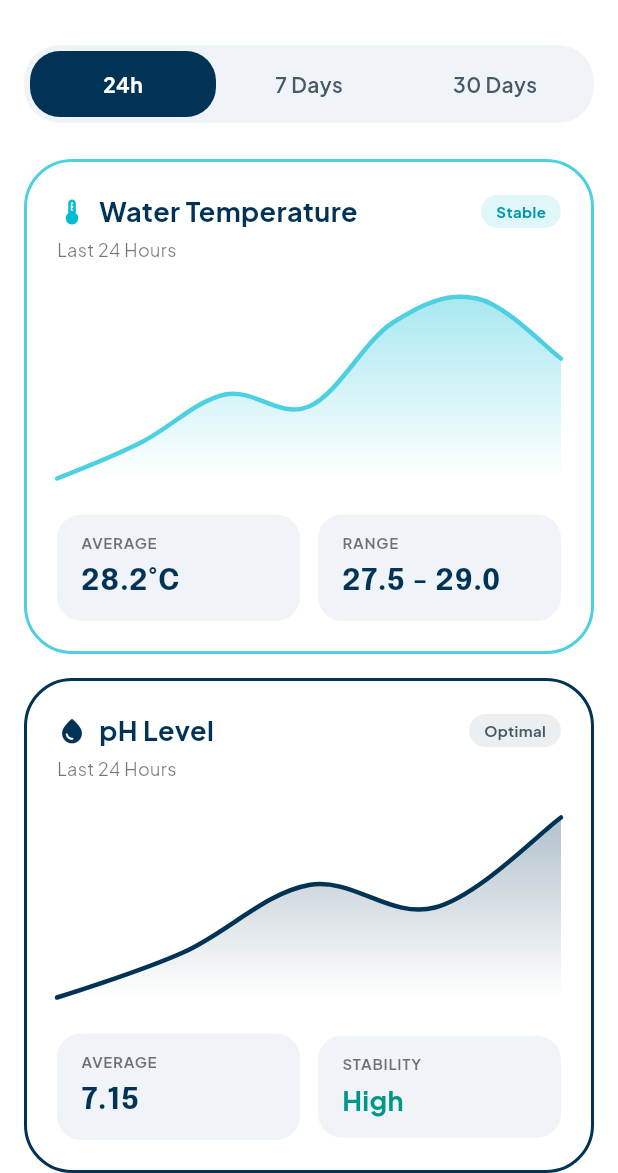
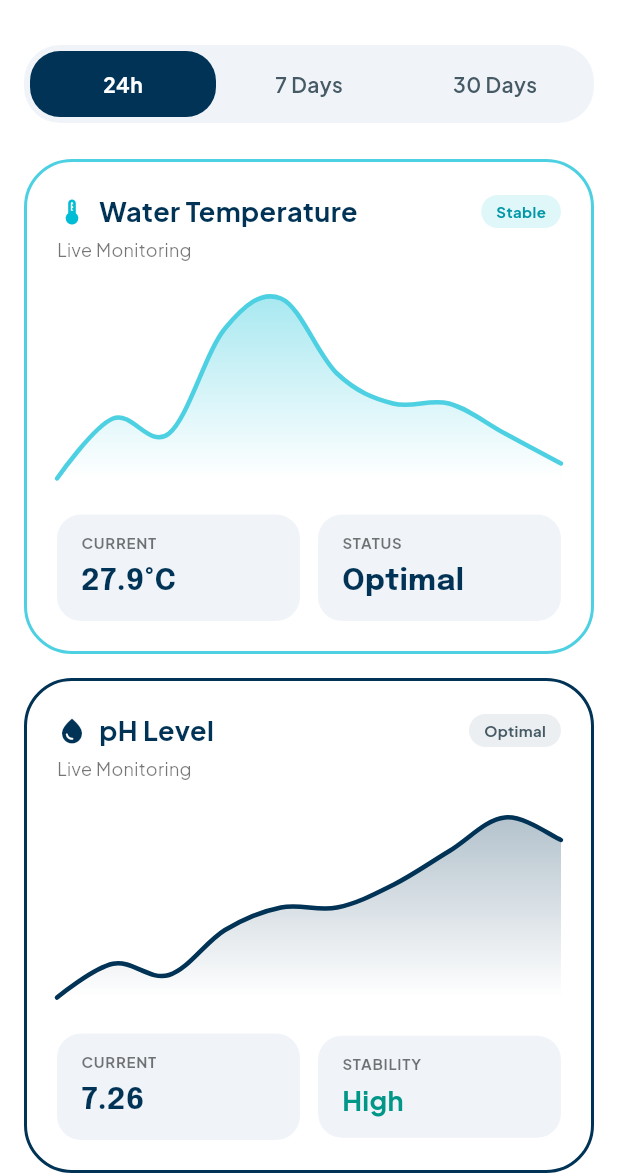
Before and after one commit to nifnip22/AquaSense, a Flutter app: the StatisticScreen screen opened directly, after a tap on "24h", on a phone screen of 412 x 824 dp, the part 63-1236 px from its top. Run offline on Flutter 3.47's test engine with Material 3 defaults, Android fonts, the phone set to English and light mode, and no system bars; drawn by our look-alikes of fl_chart; our stand-ins replace google_fonts.

Commit message:
feat: implement state management with provider and simulated real-time data

```diff
--- a/aquasense_frontend/lib/features/monitoring/providers/sensor_provider.dart
+++ b/aquasense_frontend/lib/features/monitoring/providers/sensor_provider.dart
@@ -1,21 +1,79 @@
+import 'dart:async';
+import 'dart:math';
 import 'package:flutter/material.dart';
+import 'package:fl_chart/fl_chart.dart';
 import '../models/sensor_model.dart';
 
 class SensorProvider extends ChangeNotifier {
-  // Initialize with some default values (these will be updated when we fetch real data)
-  SensorModel _sensorData = SensorModel(
+  SensorModel _currentData = SensorModel(
     temperature: 28.5,
     phLevel: 7.2,
     turbidity: 15.0,
-    waterLevel: 50.0,
+    waterLevel: 85.0,
   );
 
-  // Getter for allowing the UI to read the current sensor data
-  SensorModel get sensorData => _sensorData;
+  SensorModel get currentData => _currentData;
 
-  // Method to update the sensor data and notify listeners (UI) to rebuild
-  void updateSensorData(SensorModel newData) {
-    _sensorData = newData;
-    notifyListeners(); // This tells the UI to rebuild with the new data
+  final List<FlSpot> _tempHistory = [
+    const FlSpot(0, 27.5), const FlSpot(1, 27.8), const FlSpot(2, 28.2),
+    const FlSpot(3, 28.1), const FlSpot(4, 28.8), const FlSpot(5, 29.0), const FlSpot(6, 28.5)
+  ];
+
+  final List<FlSpot> _phHistory = [
+    const FlSpot(0, 7.1), const FlSpot(1, 7.12), const FlSpot(2, 7.15),
+    const FlSpot(3, 7.14), const FlSpot(4, 7.18), const FlSpot(5, 7.2), const FlSpot(6, 7.2)
+  ];
+
+  double _timeIndex = 7;
+
+  List<FlSpot> get tempHistory => _tempHistory;
+  List<FlSpot> get phHistory => _phHistory;
+
+  Timer? _dummyDataTimer;
+  final Random _random = Random();
+
+  SensorProvider() {
+    _startDummyDataStream();
+  }
+
+  void _startDummyDataStream() {
+    _dummyDataTimer = Timer.periodic(const Duration(seconds: 3), (timer) {
+      double tempChange = (_random.nextDouble() * 0.4) - 0.2;
+      double phChange = (_random.nextDouble() * 0.1) - 0.05;
+      double turbidityChange = (_random.nextDouble() * 2.0) - 1.0;
+
+      _currentData = SensorModel(
+        temperature: double.parse((_currentData.temperature + tempChange).toStringAsFixed(1)),
+        phLevel: double.parse((_currentData.phLevel + phChange).toStringAsFixed(2)),
+        turbidity: (_currentData.turbidity + turbidityChange).clamp(0.0, 100.0),
+        waterLevel: _currentData.waterLevel,
+      );
+
+      _tempHistory.add(FlSpot(_timeIndex, _currentData.temperature));
+      _phHistory.add(FlSpot(_timeIndex, _currentData.phLevel));
+
+      if (_tempHistory.length > 10) _tempHistory.removeAt(0);
+      if (_phHistory.length > 10) _phHistory.removeAt(0);
+
+      _timeIndex++;
+
+      notifyListeners();
+    });
+  }
+
+  String get turbidityStatusText {
+    if (_currentData.turbidity <= 25.0) {
+      return 'Normal';
+    } else if (_currentData.turbidity <= 50.0) {
+      return 'Cloudy';
+    } else {
+      return 'Dirty';
+    }
+  }
+
+  @override
+  void dispose() {
+    _dummyDataTimer?.cancel();
+    super.dispose();
   }
 }
--- a/aquasense_frontend/lib/features/monitoring/screens/monitor_screen.dart
+++ b/aquasense_frontend/lib/features/monitoring/screens/monitor_screen.dart
@@ -10,7 +10,8 @@ class MonitorScreen extends StatelessWidget {
   @override
   Widget build(BuildContext context) {
     // Read the current sensor data from the provider. Whenever sensorData changes, this widget will rebuild with the new values.
-    final sensorData = context.watch<SensorProvider>().sensorData;
+    final sensorState = context.watch<SensorProvider>();
+    final data = sensorState.currentData;
 
     return Scaffold(
       backgroundColor: Colors.transparent,
@@ -29,22 +30,22 @@ class MonitorScreen extends StatelessWidget {
               children: [
                 _buildMetricCard(
                   icon: Icons.thermostat,
-                  value: '${sensorData.temperature}°C',
+                  value: '${data.temperature}°C',
                   label: 'WATER TEMP',
                 ),
                 _buildMetricCard(
                   icon: Icons.water_drop,
-                  value: '${sensorData.phLevel}',
+                  value: '${data.phLevel}',
                   label: 'PH LEVEL',
                 ),
                 _buildMetricCard(
                   icon: Icons.waves,
-                  value: 'Normal', // Static for now, can be dynamic based on turbidity value
+                  value: sensorState.turbidityStatusText,
                   label: 'TURBIDITY',
                 ),
                 _buildMetricCard(
                   icon: Icons.inventory_2,
-                  value: '85%', // Static for now, can be dynamic based on feed level value
+                  value: '${data.waterLevel.toInt()}%',
                   label: 'FEED LEVEL',
                 ),
               ],
--- a/aquasense_frontend/lib/features/monitoring/screens/statistic_screen.dart
+++ b/aquasense_frontend/lib/features/monitoring/screens/statistic_screen.dart
@@ -1,6 +1,8 @@
 import 'package:flutter/material.dart';
 import 'package:fl_chart/fl_chart.dart';
+import 'package:provider/provider.dart';
 import 'package:aquasense_frontend/shared/widgets/custom_app_bar.dart';
+import '../providers/sensor_provider.dart';
 import '../widgets/metric_chart_card.dart';
 import '../widgets/time_filter.dart';
 import '../widgets/feed_level_card.dart';
@@ -15,6 +17,9 @@ class StatisticScreen extends StatefulWidget {
 class _StatisticScreenState extends State<StatisticScreen> {
   @override
   Widget build(BuildContext context) {
+    final sensorState = context.watch<SensorProvider>();
+    final data = sensorState.currentData;
+
     return Scaffold(
       backgroundColor: Colors.transparent,
       appBar: const CustomAppBar(),
@@ -46,25 +51,17 @@ class _StatisticScreenState extends State<StatisticScreen> {
               badgeText: 'Stable',
               badgeColor: const Color(0xFFE0F7FA),
               badgeTextColor: const Color(0xFF0097A7),
-              subTitle: 'Last 24 Hours',
-              chartData: [
-                const FlSpot(0, 27.5),
-                const FlSpot(2, 27.8),
-                const FlSpot(4, 28.2),
-                const FlSpot(6, 28.1),
-                const FlSpot(8, 28.8),
-                const FlSpot(10, 29.0),
-                const FlSpot(12, 28.5),
-              ],
+              subTitle: 'Live Monitoring',
+              chartData: sensorState.tempHistory,
+              statsBox1Title: 'CURRENT',
+              statsBox1Value: '${data.temperature}°C',
+              statsBox2Title: 'STATUS',
+              statsBox2Value: 'Optimal',
               lineColor: const Color(0xFF4DD0E1),
               gradientColors: [
                 const Color(0xFF4DD0E1).withValues(alpha: 0.5),
                 const Color(0xFF4DD0E1).withValues(alpha: 0.0),
               ],
-              statsBox1Title: 'AVERAGE',
-              statsBox1Value: '28.2°C',
-              statsBox2Title: 'RANGE',
-              statsBox2Value: '27.5 - 29.0',
             ),
             const SizedBox(height: 16),
 
@@ -76,29 +73,23 @@ class _StatisticScreenState extends State<StatisticScreen> {
               badgeText: 'Optimal',
               badgeColor: const Color(0xFFECEFF1),
               badgeTextColor: const Color(0xFF455A64),
-              subTitle: 'Last 24 Hours',
-              chartData: [
-                const FlSpot(0, 7.1),
-                const FlSpot(3, 7.12),
-                const FlSpot(6, 7.15),
-                const FlSpot(9, 7.14),
-                const FlSpot(12, 7.18),
-              ],
+              subTitle: 'Live Monitoring',
+              chartData: sensorState.phHistory,
+              statsBox1Title: 'CURRENT',
+              statsBox1Value: '${data.phLevel}',
+              statsBox2Title: 'STABILITY',
+              statsBox2Value: 'High',
               lineColor: const Color(0xFF003355),
               gradientColors: [
                 const Color(0xFF003355).withValues(alpha: 0.3),
                 const Color(0xFF003355).withValues(alpha: 0.0),
               ],
-              statsBox1Title: 'AVERAGE',
-              statsBox1Value: '7.15',
-              statsBox2Title: 'STABILITY',
-              statsBox2Value: 'High',
               isStatsValue2Text: true,
             ),
             const SizedBox(height: 16),
 
             // Card 3: Feed Level
-            const FeedLevelCard(),
+            FeedLevelCard(currentLevel: data.waterLevel),
           ],
         ),
       ),
--- a/aquasense_frontend/lib/features/monitoring/widgets/feed_level_card.dart
+++ b/aquasense_frontend/lib/features/monitoring/widgets/feed_level_card.dart
@@ -3,7 +3,9 @@ import 'package:google_fonts/google_fonts.dart';
 import 'package:fl_chart/fl_chart.dart';
 
 class FeedLevelCard extends StatelessWidget {
-  const FeedLevelCard({super.key});
+  final double currentLevel;
+
+  const FeedLevelCard({super.key, required this.currentLevel});
 
   @override
   Widget build(BuildContext context) {
@@ -98,14 +100,14 @@ class FeedLevelCard extends StatelessWidget {
                       width: 80,
                       height: 80,
                       child: CircularProgressIndicator(
-                        value: 0.75,
+                        value: currentLevel / 100,
                         strokeWidth: 8,
                         backgroundColor: Colors.white,
                         valueColor: const AlwaysStoppedAnimation<Color>(Color(0xFF007B83)),
                       ),
                     ),
                     Text(
-                      '75%',
+                      '${currentLevel.toInt()}%',
                       style: GoogleFonts.epilogue(
                         fontSize: 24,
                         fontWeight: FontWeight.bold,
```
